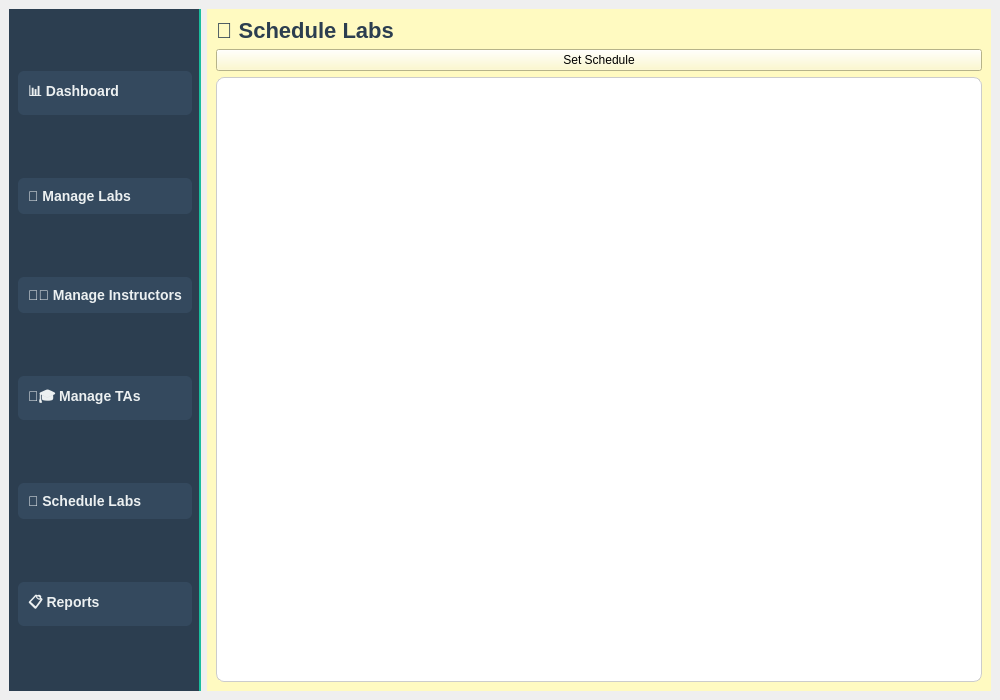
Qt form ao_mainwindow.ui (maziahhasan/LabTrack) before a commit.
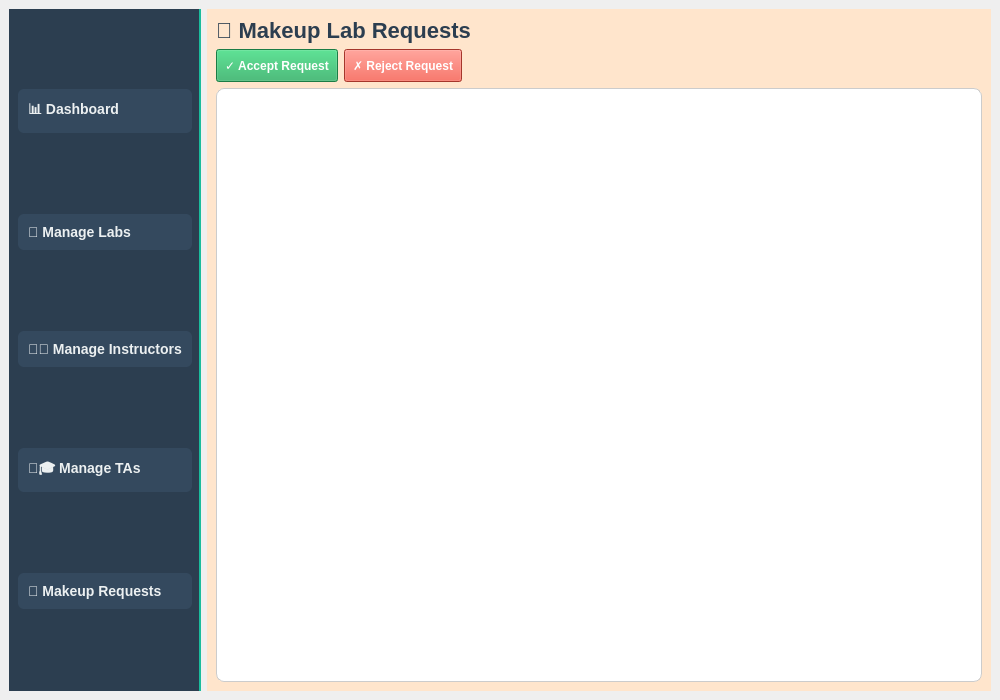
The same form after that commit. The open tabs and pages were chosen to show the change.

The edit to the form file:
```diff
--- a/ao_mainwindow.ui
+++ b/ao_mainwindow.ui
@@ -91,17 +91,7 @@
           <enum>Qt::FocusPolicy::NoFocus</enum>
          </property>
          <property name="text">
-          <string>📅 Schedule Labs</string>
-         </property>
-        </widget>
-       </item>
-       <item>
-        <widget class="QPushButton" name="btnReports">
-         <property name="focusPolicy">
-          <enum>Qt::FocusPolicy::NoFocus</enum>
-         </property>
-         <property name="text">
-          <string>📋 Reports</string>
+          <string>🔄 Makeup Requests</string>
          </property>
         </widget>
        </item>
@@ -367,7 +357,7 @@
       </widget>
       <widget class="QWidget" name="scheduleLabsPage">
        <property name="styleSheet">
-        <string>background-color: #FFFAC1;</string>
+        <string>background-color: #FFE5CC;</string>
        </property>
        <layout class="QVBoxLayout" name="verticalLayoutScheduleLabs">
         <item>
@@ -376,72 +366,49 @@
            <string>font-family:"Segoe UI"; font-size:22px; font-weight:bold; color:#2C3E50;</string>
           </property>
           <property name="text">
-           <string>📅 Schedule Labs</string>
+           <string>🔄 Makeup Lab Requests</string>
           </property>
          </widget>
         </item>
         <item>
          <layout class="QHBoxLayout" name="horizontalLayoutScheduleButtons">
           <item>
-           <widget class="QPushButton" name="btnSetSchedule">
-            <property name="text">
-             <string>Set Schedule</string>
+           <widget class="QPushButton" name="btnAcceptMakeup">
+            <property name="styleSheet">
+             <string>background-color: #27AE60; color: white; font-weight: bold; padding: 8px;</string>
             </property>
-           </widget>
-          </item>
-         </layout>
-        </item>
-        <item>
-         <widget class="QTableWidget" name="tableSchedule">
-          <property name="styleSheet">
-           <string>background:white; border-radius:8px; padding:6px; border:1px solid #ccc;</string>
-          </property>
-         </widget>
-        </item>
-       </layout>
-      </widget>
-      <widget class="QWidget" name="reportsPage">
-       <property name="styleSheet">
-        <string>background-color: #E1FFC1;</string>
-       </property>
-       <layout class="QVBoxLayout" name="verticalLayoutReports">
-        <item>
-         <widget class="QLabel" name="lblReportsTitle">
-          <property name="styleSheet">
-           <string>font-family:"Segoe UI"; font-size:22px; font-weight:bold; color:#2C3E50;</string>
-          </property>
-          <property name="text">
-           <string>📋 Reports</string>
-          </property>
-         </widget>
-        </item>
-        <item>
-         <layout class="QHBoxLayout" name="horizontalLayoutReportsButtons">
-          <item>
-           <widget class="QPushButton" name="btnGenerateWeeklySchedule">
             <property name="text">
-             <string>Generate Weekly Schedule</string>
+             <string>✓ Accept Request</string>
             </property>
            </widget>
           </item>
           <item>
-           <widget class="QPushButton" name="btnGenerateTimesheets">
+           <widget class="QPushButton" name="btnRejectMakeup">
+            <property name="styleSheet">
+             <string>background-color: #E74C3C; color: white; font-weight: bold; padding: 8px;</string>
+            </property>
             <property name="text">
-             <string>Generate Timesheets</string>
+             <string>✗ Reject Request</string>
             </property>
            </widget>
           </item>
           <item>
-           <widget class="QPushButton" name="btnGenerateMakeupSchedule">
-            <property name="text">
-             <string>Generate Makeup Schedule</string>
+           <spacer name="horizontalSpacerMakeup">
+            <property name="orientation">
+             <enum>Qt::Orientation::Horizontal</enum>
             </property>
-           </widget>
+            <property name="sizeHint" stdset="0">
+             <size>
+              <width>40</width>
+              <height>20</height>
+             </size>
+            </property>
+           </spacer>
           </item>
          </layout>
         </item>
         <item>
-         <widget class="QTextEdit" name="textEditReports">
+         <widget class="QTableWidget" name="tableMakeupRequests">
           <property name="styleSheet">
            <string>background:white; border-radius:8px; padding:6px; border:1px solid #ccc;</string>
           </property>
```
Left out of the diff: 10 changed lines with no effect on the pictures.
